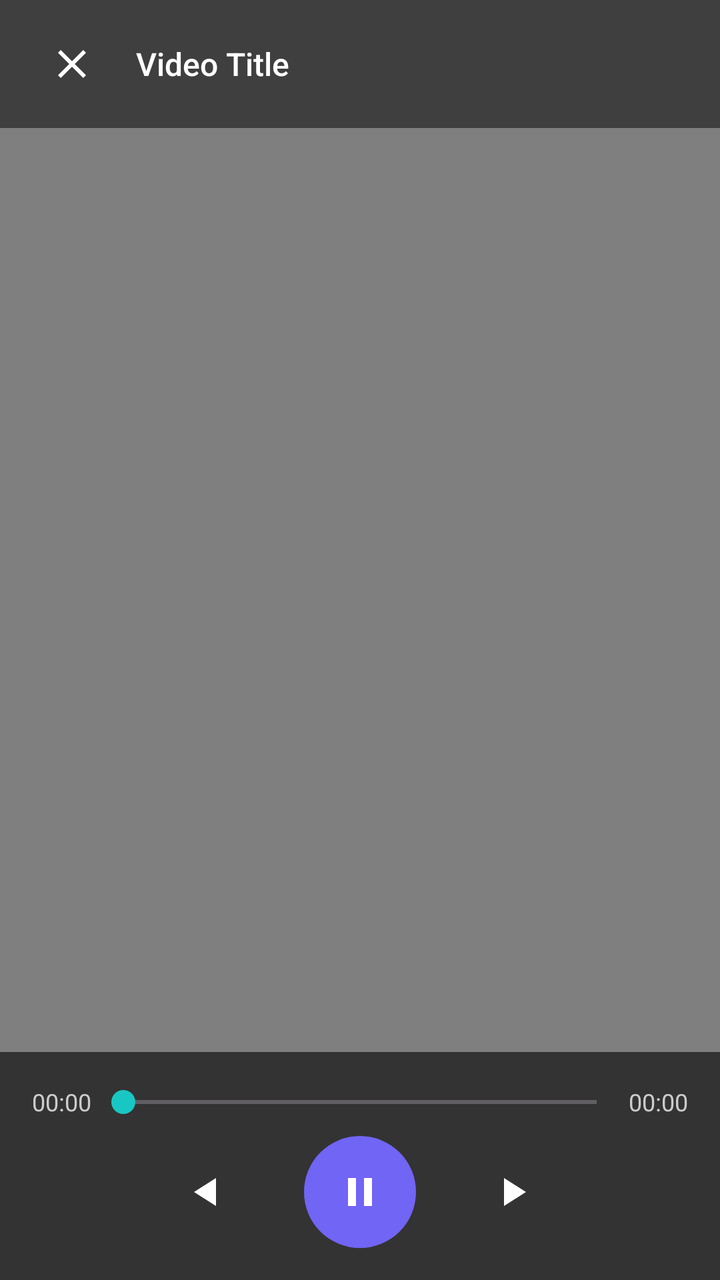
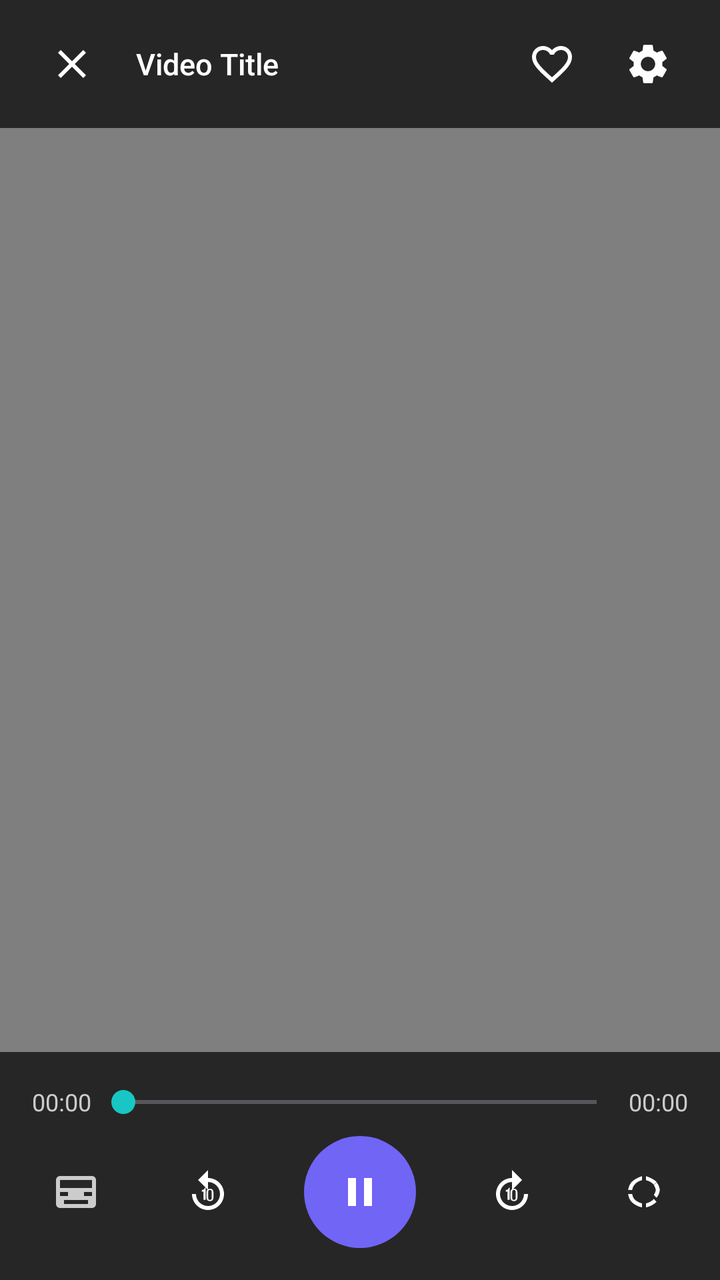

Before-and-after screenshots of an Android layout around one commit, followed by the original layout XML and the change that was made.
<!-- AndroidManifest.xml: activity theme Theme.Lemezt.FullScreenPlayer -->
<!-- res/layout/activity_video_player.xml -->
<?xml version="1.0" encoding="utf-8"?>
<RelativeLayout xmlns:android="http://schemas.android.com/apk/res/android"
    xmlns:app="http://schemas.android.com/apk/res-auto"
    android:id="@+id/videoPlayerRoot"
    android:layout_width="match_parent"
    android:layout_height="match_parent"
    android:background="#000000">

    <VideoView
        android:id="@+id/videoView"
        android:layout_width="match_parent"
        android:layout_height="match_parent"
        android:layout_centerInParent="true" />

    <ProgressBar
        android:id="@+id/videoBufferingBar"
        android:layout_width="wrap_content"
        android:layout_height="wrap_content"
        android:layout_centerInParent="true"
        android:indeterminateTint="@color/lemezt_primary" />

    
    <LinearLayout
        android:id="@+id/playerTopBar"
        android:layout_width="match_parent"
        android:layout_height="64dp"
        android:background="#80000000"
        android:gravity="center_vertical"
        android:paddingStart="16dp"
        android:paddingEnd="16dp">

        <ImageButton
            android:id="@+id/btnPlayerBack"
            android:layout_width="40dp"
            android:layout_height="40dp"
            android:background="?attr/selectableItemBackgroundBorderless"
            android:src="@drawable/ic_close"
            app:tint="#FFFFFF" />

        <TextView
            android:id="@+id/tvPlayerTitle"
            android:layout_width="0dp"
            android:layout_height="wrap_content"
            android:layout_weight="1"
            android:layout_marginStart="12dp"
            android:ellipsize="end"
            android:maxLines="1"
            android:text="Video Title"
            android:textColor="#FFFFFF"
            android:textSize="16sp"
            android:fontFamily="sans-serif-medium" />
    </LinearLayout>

    
    <LinearLayout
        android:id="@+id/playerBottomBar"
        android:layout_width="match_parent"
        android:layout_height="wrap_content"
        android:layout_alignParentBottom="true"
        android:background="#99000000"
        android:orientation="vertical"
        android:padding="16dp">

        <LinearLayout
            android:layout_width="match_parent"
            android:layout_height="wrap_content"
            android:gravity="center_vertical"
            android:orientation="horizontal">

            <TextView
                android:id="@+id/tvPlayerCurrentTime"
                android:layout_width="wrap_content"
                android:layout_height="wrap_content"
                android:text="00:00"
                android:textColor="#CCCCCC"
                android:textSize="12sp" />

            <SeekBar
                android:id="@+id/playerSeekBar"
                android:layout_width="0dp"
                android:layout_height="wrap_content"
                android:layout_weight="1"
                android:progressTint="@color/lemezt_primary"
                android:thumbTint="@color/lemezt_secondary" />

            <TextView
                android:id="@+id/tvPlayerTotalTime"
                android:layout_width="wrap_content"
                android:layout_height="wrap_content"
                android:text="00:00"
                android:textColor="#CCCCCC"
                android:textSize="12sp" />
        </LinearLayout>

        <LinearLayout
            android:layout_width="match_parent"
            android:layout_height="wrap_content"
            android:gravity="center"
            android:layout_marginTop="8dp"
            android:orientation="horizontal">

            <ImageButton
                android:id="@+id/btnPlayerRewind"
                android:layout_width="48dp"
                android:layout_height="48dp"
                android:background="?attr/selectableItemBackgroundBorderless"
                android:src="@drawable/ic_play"
                android:rotation="180"
                app:tint="#FFFFFF" />

            <ImageButton
                android:id="@+id/btnPlayerPlayPause"
                android:layout_width="56dp"
                android:layout_height="56dp"
                android:layout_marginStart="24dp"
                android:layout_marginEnd="24dp"
                android:background="@drawable/bg_circle_primary"
                android:src="@drawable/ic_pause"
                app:tint="#FFFFFF" />

            <ImageButton
                android:id="@+id/btnPlayerForward"
                android:layout_width="48dp"
                android:layout_height="48dp"
                android:background="?attr/selectableItemBackgroundBorderless"
                android:src="@drawable/ic_play"
                app:tint="#FFFFFF" />
        </LinearLayout>
    </LinearLayout>
</RelativeLayout>
<!-- resources referenced by this layout -->
<resources>
  <!-- drawable ic_play (drawable) -->
  <vector xmlns:android="http://schemas.android.com/apk/res/android"
      android:width="24dp"
      android:height="24dp"
      android:viewportWidth="24"
      android:viewportHeight="24">
    <path
        android:fillColor="@android:color/white"
        android:pathData="M8,5v14l11,-7z"/>
  </vector>
  <!-- unchanged entries left out for length: 6 -->
</resources>

<!-- the commit's change to res/layout/activity_video_player.xml (unified diff, before → after) -->
@@ -20,11 +20,91 @@
         android:indeterminateTint="@color/lemezt_primary" />
 
     
+    <TextView
+        android:id="@+id/tvSubtitleOverlay"
+        android:layout_width="wrap_content"
+        android:layout_height="wrap_content"
+        android:layout_above="@id/playerBottomBar"
+        android:layout_centerHorizontal="true"
+        android:layout_marginBottom="16dp"
+        android:layout_marginStart="24dp"
+        android:layout_marginEnd="24dp"
+        android:background="#A6000000"
+        android:paddingStart="12dp"
+        android:paddingTop="6dp"
+        android:paddingEnd="12dp"
+        android:paddingBottom="6dp"
+        android:textColor="#FFFFFF"
+        android:textSize="16sp"
+        android:fontFamily="sans-serif-medium"
+        android:visibility="gone" />
+
+    
+    <LinearLayout
+        android:id="@+id/indicatorRewind"
+        android:layout_width="110dp"
+        android:layout_height="110dp"
+        android:layout_alignParentStart="true"
+        android:layout_centerVertical="true"
+        android:layout_marginStart="36dp"
+        android:background="@drawable/bg_circle_primary"
+        android:backgroundTint="#99000000"
+        android:gravity="center"
+        android:orientation="vertical"
+        android:visibility="gone">
+
+        <ImageView
+            android:layout_width="36dp"
+            android:layout_height="36dp"
+            android:src="@drawable/ic_replay_10"
+            app:tint="#FFFFFF" />
+
+        <TextView
+            android:layout_width="wrap_content"
+            android:layout_height="wrap_content"
+            android:layout_marginTop="4dp"
+            android:fontFamily="sans-serif-black"
+            android:text="-10s"
+            android:textColor="#FFFFFF"
+            android:textSize="13sp" />
+    </LinearLayout>
+
+    
+    <LinearLayout
+        android:id="@+id/indicatorForward"
+        android:layout_width="110dp"
+        android:layout_height="110dp"
+        android:layout_alignParentEnd="true"
+        android:layout_centerVertical="true"
+        android:layout_marginEnd="36dp"
+        android:background="@drawable/bg_circle_primary"
+        android:backgroundTint="#99000000"
+        android:gravity="center"
+        android:orientation="vertical"
+        android:visibility="gone">
+
+        <ImageView
+            android:layout_width="36dp"
+            android:layout_height="36dp"
+            android:src="@drawable/ic_forward_10"
+            app:tint="#FFFFFF" />
+
+        <TextView
+            android:layout_width="wrap_content"
+            android:layout_height="wrap_content"
+            android:layout_marginTop="4dp"
+            android:fontFamily="sans-serif-black"
+            android:text="+10s"
+            android:textColor="#FFFFFF"
+            android:textSize="13sp" />
+    </LinearLayout>
+
+    
     <LinearLayout
         android:id="@+id/playerTopBar"
         android:layout_width="match_parent"
         android:layout_height="64dp"
-        android:background="#80000000"
+        android:background="#B3000000"
         android:gravity="center_vertical"
         android:paddingStart="16dp"
         android:paddingEnd="16dp">
@@ -43,12 +123,30 @@
             android:layout_height="wrap_content"
             android:layout_weight="1"
             android:layout_marginStart="12dp"
+            android:layout_marginEnd="12dp"
             android:ellipsize="end"
             android:maxLines="1"
             android:text="Video Title"
             android:textColor="#FFFFFF"
-            android:textSize="16sp"
+            android:textSize="15sp"
             android:fontFamily="sans-serif-medium" />
+
+        <ImageButton
+            android:id="@+id/btnPlayerFavorite"
+            android:layout_width="40dp"
+            android:layout_height="40dp"
+            android:background="?attr/selectableItemBackgroundBorderless"
+            android:src="@drawable/ic_favorite_border"
+            app:tint="#FFFFFF" />
+
+        <ImageButton
+            android:id="@+id/btnPlayerSettings"
+            android:layout_width="40dp"
+            android:layout_height="40dp"
+            android:layout_marginStart="8dp"
+            android:background="?attr/selectableItemBackgroundBorderless"
+            android:src="@drawable/ic_settings"
+            app:tint="#FFFFFF" />
     </LinearLayout>
 
     
@@ -57,7 +155,7 @@
         android:layout_width="match_parent"
         android:layout_height="wrap_content"
         android:layout_alignParentBottom="true"
-        android:background="#99000000"
+        android:background="#B3000000"
         android:orientation="vertical"
         android:padding="16dp">
 
@@ -92,39 +190,67 @@
                 android:textSize="12sp" />
         </LinearLayout>
 
-        <LinearLayout
+        <RelativeLayout
             android:layout_width="match_parent"
             android:layout_height="wrap_content"
-            android:gravity="center"
-            android:layout_marginTop="8dp"
-            android:orientation="horizontal">
-
+            android:layout_marginTop="8dp">
+
+            
             <ImageButton
-                android:id="@+id/btnPlayerRewind"
-                android:layout_width="48dp"
-                android:layout_height="48dp"
+                android:id="@+id/btnPlayerSubtitles"
+                android:layout_width="44dp"
+                android:layout_height="44dp"
+                android:layout_alignParentStart="true"
+                android:layout_centerVertical="true"
                 android:background="?attr/selectableItemBackgroundBorderless"
-                android:src="@drawable/ic_play"
-                android:rotation="180"
+                android:src="@drawable/ic_subtitles"
+                app:tint="#CCCCCC" />
+
+            
+            <LinearLayout
+                android:layout_width="wrap_content"
+                android:layout_height="wrap_content"
+                android:layout_centerInParent="true"
+                android:gravity="center_vertical"
+                android:orientation="horizontal">
+
+                <ImageButton
+                    android:id="@+id/btnPlayerRewind"
+                    android:layout_width="48dp"
+                    android:layout_height="48dp"
+                    android:background="?attr/selectableItemBackgroundBorderless"
+                    android:src="@drawable/ic_replay_10"
+                    app:tint="#FFFFFF" />
+
+                <ImageButton
+                    android:id="@+id/btnPlayerPlayPause"
+                    android:layout_width="56dp"
+                    android:layout_height="56dp"
+                    android:layout_marginStart="24dp"
+                    android:layout_marginEnd="24dp"
+                    android:background="@drawable/bg_circle_primary"
+                    android:src="@drawable/ic_pause"
+                    app:tint="#FFFFFF" />
+
+                <ImageButton
+                    android:id="@+id/btnPlayerForward"
+                    android:layout_width="48dp"
+                    android:layout_height="48dp"
+                    android:background="?attr/selectableItemBackgroundBorderless"
+                    android:src="@drawable/ic_forward_10"
+                    app:tint="#FFFFFF" />
+            </LinearLayout>
+
+            
+            <ImageButton
+                android:id="@+id/btnPlayerRotate"
+                android:layout_width="44dp"
+                android:layout_height="44dp"
+                android:layout_alignParentEnd="true"
+                android:layout_centerVertical="true"
+                android:background="?attr/selectableItemBackgroundBorderless"
+                android:src="@drawable/ic_rotate"
                 app:tint="#FFFFFF" />
-
-            <ImageButton
-                android:id="@+id/btnPlayerPlayPause"
-                android:layout_width="56dp"
-                android:layout_height="56dp"
-                android:layout_marginStart="24dp"
-                android:layout_marginEnd="24dp"
-                android:background="@drawable/bg_circle_primary"
-                android:src="@drawable/ic_pause"
-                app:tint="#FFFFFF" />
-
-            <ImageButton
-                android:id="@+id/btnPlayerForward"
-                android:layout_width="48dp"
-                android:layout_height="48dp"
-                android:background="?attr/selectableItemBackgroundBorderless"
-                android:src="@drawable/ic_play"
-                app:tint="#FFFFFF" />
-        </LinearLayout>
+        </RelativeLayout>
     </LinearLayout>
 </RelativeLayout>
<!-- resource entries referenced after the edit -->
@@ -1,6 +1,46 @@
 <!-- resources referenced by this layout -->
 <resources>
-  <!-- drawable ic_play (drawable) -->
+  <!-- drawable ic_favorite_border (drawable) -->
+  <vector xmlns:android="http://schemas.android.com/apk/res/android"
+      android:width="24dp"
+      android:height="24dp"
+      android:viewportWidth="24"
+      android:viewportHeight="24">
+    <path
+        android:fillColor="#FFFFFFFF"
+        android:pathData="M16.5,3c-1.74,0 -3.41,0.81 -4.5,2.09C10.91,3.81 9.24,3 7.5,3 4.42,3 2,5.42 2,8.5c0,3.78 3.4,6.86 8.55,11.54L12,21.35l1.45,-1.32C18.6,15.36 22,12.28 22,8.5 22,5.42 19.58,3 16.5,3zM12.1,18.55l-0.1,0.1 -0.1,-0.1C7.14,14.24 4,11.39 4,8.5 4,6.5 5.5,5 7.5,5c1.54,0 3.04,0.99 3.57,2.36h1.87C13.46,5.99 14.96,5 16.5,5c2,0 3.5,1.5 3.5,3.5 0,2.89 -3.14,5.74 -7.9,10.05z"/>
+  </vector>
+  <!-- drawable ic_forward_10 (drawable) -->
+  <vector xmlns:android="http://schemas.android.com/apk/res/android"
+      android:width="24dp"
+      android:height="24dp"
+      android:viewportWidth="24"
+      android:viewportHeight="24">
+    <path
+        android:fillColor="#FFFFFFFF"
+        android:pathData="M18,13c0,3.31 -2.69,6 -6,6s-6,-2.69 -6,-6 2.69,-6 6,-6v4l5,-5 -5,-5v4c-4.42,0 -8,3.58 -8,8s3.58,8 8,8 8,-3.58 8,-8h-2zM10.86,15.94H9.74V11.8h-0.8v-0.78c0.88,-0.12 1.34,-0.49 1.48,-1.18h0.44v6.1zM14.73,12.35c0,-0.69 -0.15,-1.19 -0.46,-1.5 -0.31,-0.31 -0.74,-0.47 -1.29,-0.47 -0.56,0 -0.99,0.16 -1.3,0.47 -0.31,0.31 -0.46,0.81 -0.46,1.5v2.24c0,0.69 0.15,1.19 0.46,1.5 0.31,0.31 0.74,0.47 1.3,0.47 0.55,0 0.98,-0.16 1.29,-0.47 0.31,-0.31 0.46,-0.81 0.46,-1.5v-2.24zm-0.89,2.44c0,0.44 -0.06,0.74 -0.19,0.91 -0.13,0.17 -0.36,0.25 -0.68,0.25 -0.32,0 -0.55,-0.08 -0.68,-0.25 -0.13,-0.17 -0.19,-0.47 -0.19,-0.91v-2.64c0,-0.44 0.06,-0.74 0.19,-0.91 0.13,-0.17 0.36,-0.25 0.68,-0.25 0.32,0 0.55,0.08 0.68,0.25 0.13,0.17 0.19,0.47 0.19,0.91v2.64z"/>
+  </vector>
+  <!-- drawable ic_replay_10 (drawable) -->
+  <vector xmlns:android="http://schemas.android.com/apk/res/android"
+      android:width="24dp"
+      android:height="24dp"
+      android:viewportWidth="24"
+      android:viewportHeight="24">
+    <path
+        android:fillColor="#FFFFFFFF"
+        android:pathData="M12,5V1L7,6l5,5V7c3.31,0 6,2.69 6,6s-2.69,6 -6,6 -6,-2.69 -6,-6H4c0,4.42 3.58,8 8,8s8,-3.58 8,-8 -3.58,-8 -8,-8zM10.86,15.94H9.74V11.8h-0.8v-0.78c0.88,-0.12 1.34,-0.49 1.48,-1.18h0.44v6.1zM14.73,12.35c0,-0.69 -0.15,-1.19 -0.46,-1.5 -0.31,-0.31 -0.74,-0.47 -1.29,-0.47 -0.56,0 -0.99,0.16 -1.3,0.47 -0.31,0.31 -0.46,0.81 -0.46,1.5v2.24c0,0.69 0.15,1.19 0.46,1.5 0.31,0.31 0.74,0.47 1.3,0.47 0.55,0 0.98,-0.16 1.29,-0.47 0.31,-0.31 0.46,-0.81 0.46,-1.5v-2.24zm-0.89,2.44c0,0.44 -0.06,0.74 -0.19,0.91 -0.13,0.17 -0.36,0.25 -0.68,0.25 -0.32,0 -0.55,-0.08 -0.68,-0.25 -0.13,-0.17 -0.19,-0.47 -0.19,-0.91v-2.64c0,-0.44 0.06,-0.74 0.19,-0.91 0.13,-0.17 0.36,-0.25 0.68,-0.25 0.32,0 0.55,0.08 0.68,0.25 0.13,0.17 0.19,0.47 0.19,0.91v2.64z"/>
+  </vector>
+  <!-- drawable ic_rotate (drawable) -->
+  <vector xmlns:android="http://schemas.android.com/apk/res/android"
+      android:width="24dp"
+      android:height="24dp"
+      android:viewportWidth="24"
+      android:viewportHeight="24">
+    <path
+        android:fillColor="#FFFFFFFF"
+        android:pathData="M7.11,8.53L5.7,7.11C4.8,8.27 4.24,9.61 4.07,11h2.02c0.14,-0.87 0.49,-1.72 1.02,-2.47zM6.09,13H4.07c0.17,1.39 0.72,2.73 1.62,3.89l1.41,-1.42c-0.52,-0.75 -0.87,-1.59 -1.01,-2.47zM7.11,15.47l-1.41,1.42C7.07,18.27 8.91,19.26 11,19.72v-2.04c-1.57,-0.36 -2.99,-1.14 -3.89,-2.21zM19.93,11h-2.02c-0.14,0.87 -0.49,1.72 -1.02,2.47l1.41,1.42c0.9,-1.16 1.46,-2.5 1.63,-3.89zM18.3,7.11l-1.41,1.42c0.52,0.75 0.87,1.6 1.01,2.47h2.02c-0.17,-1.39 -0.72,-2.73 -1.62,-3.89zM13,4.07v2.04c1.57,0.36 2.99,1.14 3.89,2.21l1.41,-1.42C16.93,5.73 15.09,4.74 13,4.07zM11,4.07C8.91,4.74 7.07,5.73 5.7,7.11l1.41,1.42C8.01,7.25 9.43,6.47 11,6.11V4.07zM13,17.68v2.04c2.09,-0.46 3.93,-1.45 5.3,-2.83l-1.41,-1.42c-0.9,1.07 -2.32,1.85 -3.89,2.21z"/>
+  </vector>
+  <!-- drawable ic_settings (drawable) -->
   <vector xmlns:android="http://schemas.android.com/apk/res/android"
       android:width="24dp"
       android:height="24dp"
@@ -8,7 +48,17 @@
       android:viewportHeight="24">
     <path
         android:fillColor="@android:color/white"
-        android:pathData="M8,5v14l11,-7z"/>
+        android:pathData="M19.14,12.94c0.04,-0.3 0.06,-0.61 0.06,-0.94c0,-0.32 -0.02,-0.64 -0.07,-0.94l2.03,-1.58c0.18,-0.14 0.23,-0.41 0.12,-0.61l-1.92,-3.32c-0.12,-0.22 -0.37,-0.29 -0.59,-0.22l-2.39,0.96c-0.5,-0.38 -1.03,-0.7 -1.62,-0.94L14.4,2.81c-0.04,-0.24 -0.24,-0.41 -0.48,-0.41h-3.84c-0.24,0 -0.43,0.17 -0.47,0.41L9.25,5.35C8.66,5.59 8.12,5.92 7.63,6.29L5.24,5.33c-0.22,-0.08 -0.47,0 -0.59,0.22L2.74,8.87c-0.12,0.21 -0.08,0.47 0.12,0.61l2.03,1.58c-0.05,0.3 -0.09,0.63 -0.09,0.94s0.02,0.64 0.07,0.94l-2.03,1.58c-0.18,0.14 -0.23,0.41 -0.12,0.61l1.92,3.32c0.12,0.22 0.37,0.29 0.59,0.22l2.39,-0.96c0.5,0.38 1.03,0.7 1.62,0.94l0.36,2.54c0.05,0.24 0.24,0.41 0.48,0.41h3.84c0.24,0 0.44,-0.17 0.47,-0.41l0.36,-2.54c0.59,-0.24 1.13,-0.56 1.62,-0.94l2.39,0.96c0.22,0.08 0.47,0 0.59,-0.22l1.92,-3.32c0.12,-0.22 0.07,-0.47 -0.12,-0.61L19.14,12.94zM12,15.6c-1.98,0 -3.6,-1.62 -3.6,-3.6s1.62,-3.6 3.6,-3.6s3.6,1.62 3.6,3.6S13.98,15.6 12,15.6z"/>
+  </vector>
+  <!-- drawable ic_subtitles (drawable) -->
+  <vector xmlns:android="http://schemas.android.com/apk/res/android"
+      android:width="24dp"
+      android:height="24dp"
+      android:viewportWidth="24"
+      android:viewportHeight="24">
+    <path
+        android:fillColor="#FFFFFFFF"
+        android:pathData="M20,4H4c-1.1,0 -2,0.9 -2,2v12c0,1.1 0.9,2 2,2h16c1.1,0 2,-0.9 2,-2V6c0,-1.1 -0.9,-2 -2,-2zM4,12h4v2H4v-2zm14,6H6v-2h12v2zm2,-4h-4v-2h4v2zm0,-4H4V6h16v2z"/>
   </vector>
   <!-- unchanged entries left out for length: 6 -->
 </resources>
